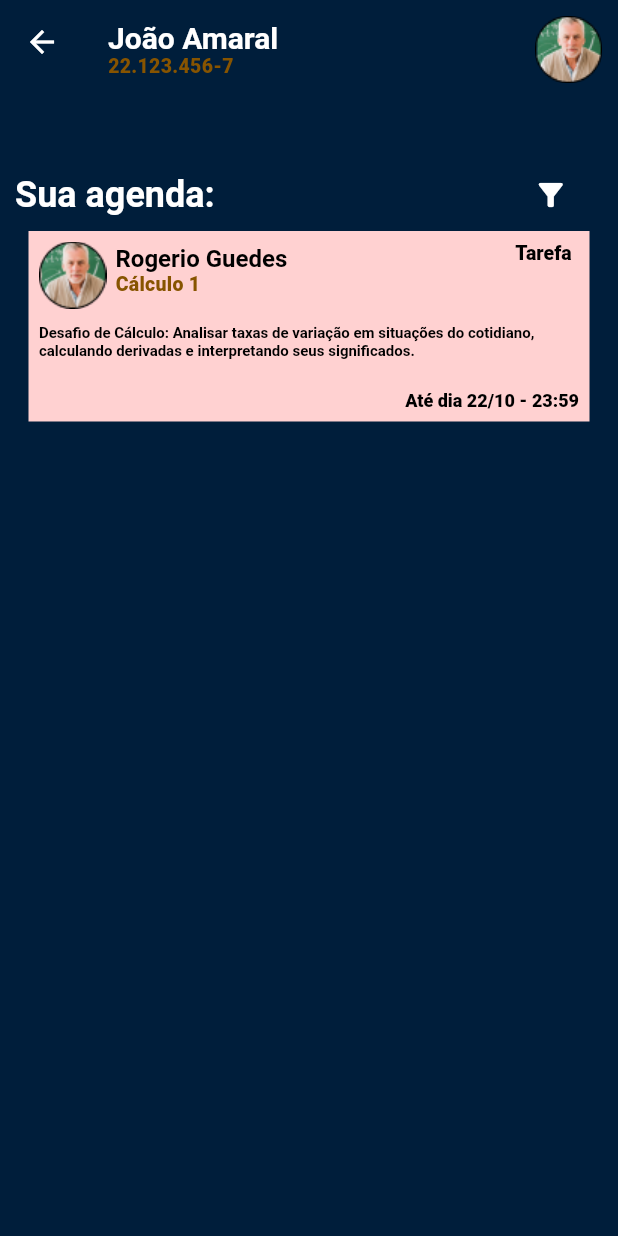
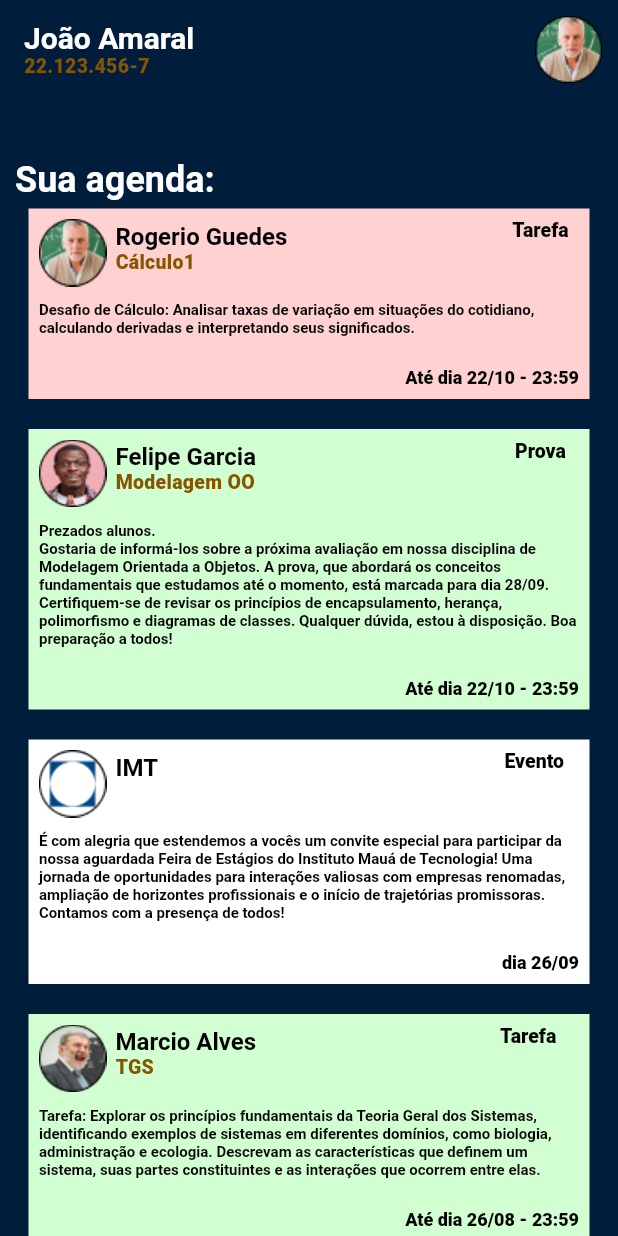
Before and after one commit to EnzoFavaro/Maua-Tasks, a Flutter app: the Home screen opened directly, on a phone screen of 412 x 824 dp. Run offline on Flutter 3.47's test engine with Material 2 defaults, Android fonts, the phone set to English and light mode, and no system bars; our stand-ins replace table_calendar; Roboto replaces fonts that are missing (Lato-Regular).

Commit message:
adicionando tasks
Signed-off-by: Iago Aurichio <iagoaurichio39@gmail.com>

```diff
--- a/lib/main.dart
+++ b/lib/main.dart
@@ -1,4 +1,5 @@
 import 'package:flutter/material.dart';
+import 'package:maua_tasks/pages/home.dart';
 import 'package:maua_tasks/pages/login.dart';
 import 'package:intl/date_symbol_data_local.dart';
 
@@ -12,7 +13,7 @@ class MyApp extends StatelessWidget {
   Widget build(BuildContext context) {
     return const MaterialApp(
       debugShowCheckedModeBanner: false,
-      home: Login(),
+      home: Home(),
     );
   }
 }
--- a/lib/pages/alerts.dart
+++ b/lib/pages/alerts.dart
@@ -45,7 +45,7 @@ class _AlertsState extends State<Alerts> {
         actions: <Widget>[
           Padding(
             padding: const EdgeInsets.only(right: 10, top: 10),
-            child: Image.asset('assets/images/teacherPhoto.png'),
+            child: Image.asset('assets/images/photoRogerio.png'),
           ),
         ],
       ),
--- a/lib/pages/calendar.dart
+++ b/lib/pages/calendar.dart
@@ -55,7 +55,7 @@ class _CalendarState extends State<Calendar> {
         actions: <Widget>[
           Padding(
             padding: const EdgeInsets.only(right: 10, top: 10),
-            child: Image.asset('assets/images/teacherPhoto.png'),
+            child: Image.asset('assets/images/photoRogerio.png'),
           ),
         ],
       ),
--- a/lib/pages/details.dart
+++ b/lib/pages/details.dart
@@ -51,7 +51,7 @@ class _DetailsState extends State<Details> {
         actions: <Widget>[
           Padding(
             padding: const EdgeInsets.only(right: 10, top: 10),
-            child: Image.asset('assets/images/teacherPhoto.png'),
+            child: Image.asset('assets/images/photoRogerio.png'),
           ),
         ],
       ),
--- a/lib/pages/home.dart
+++ b/lib/pages/home.dart
@@ -41,17 +41,17 @@ class Home extends StatelessWidget {
         actions: <Widget>[
           Padding(
             padding: const EdgeInsets.only(right: 10, top: 10),
-            child: Image.asset('assets/images/teacherPhoto.png'),
+            child: Image.asset('assets/images/photoRogerio.png'),
           ),
         ],
       ),
-      body: SingleChildScrollView(
+      body: const SingleChildScrollView(
       child: Column(
         children: [
            Row(
             children: [
-             const Padding(
-              padding: EdgeInsets.only(left: 10, top: 50),
+              Padding(
+              padding: EdgeInsets.only(left: 10, top: 50, bottom: 5),
               child: Text(
                 "Sua agenda:",
                 style: TextStyle(
@@ -60,24 +60,17 @@ class Home extends StatelessWidget {
                     fontFamily: 'Lato-Regular',
                     fontWeight: FontWeight.bold),
               )),
-              Padding(
-                padding: const EdgeInsets.only( left: 200, top: 50,),
-                child: IconButton(
-                icon: const Icon(Icons.filter_alt),
-                onPressed: () {},
-                color: Colors.white,
-          ))
             ]),
-          const CardTask("Rogerio Guedes", "Tarefa", "Desafio de Cálculo: Analisar taxas de variação em situações do cotidiano, calculando derivadas e interpretando seus significados.", "Até dia 22/10 - 23:59", Color(0xffFFD1D1)),
-          // const Padding(
-          //   padding: EdgeInsets.only(top: 20),
-          //   child: CardTask("Rogerio Guedes", "Tarefa", "É com alegria que estendemos a vocês um convite especial para participar da nossa aguardada Feira de Estágios do Instituto Mauá de Tecnologia! Uma jornada de oportunidades para interações valiosas com empresas renomadas, ampliação de horizontes profissionais e o início de trajetórias promissoras. Contamos com a presença de todos!", "Até dia 22/10 - 23:59", Color(0xffD2FFD1))),
-          //   const Padding(
-          //   padding: EdgeInsets.only(top: 20),
-          //   child: CardTask("Rogerio Guedes", "Tarefa", "É com alegria que estendemos a vocês um convite especial para participar da nossa aguardada Feira de Estágios do Instituto Mauá de Tecnologia! Uma jornada de oportunidades para interações valiosas com empresas renomadas, ampliação de horizontes profissionais e o início de trajetórias promissoras. Contamos com a presença de todos!", "Até dia 22/10 - 23:59", Color(0xffFFD1D1))),
-          //   const Padding(
-          //   padding: EdgeInsets.only(top: 20),
-          //   child: CardTask("Rogerio Guedes", "Tarefa", "É com alegria que estendemos a vocês um convite especial para participar da nossa aguardada Feira de Estágios do Instituto Mauá de Tecnologia! Uma jornada de oportunidades para interações valiosas com empresas renomadas, ampliação de horizontes profissionais e o início de trajetórias promissoras. Contamos com a presença de todos!", "Até dia 22/10 - 23:59", Color(0xffD2FFD1))),
+           CardTask("Rogerio Guedes", "Tarefa", "Desafio de Cálculo: Analisar taxas de variação em situações do cotidiano, calculando derivadas e interpretando seus significados.", "Até dia 22/10 - 23:59", Color(0xffFFD1D1), 'assets/images/photoRogerio.png', '\nCálculo1'),
+           Padding(
+            padding: EdgeInsets.only(top: 20),
+            child: CardTask("Felipe Garcia", "       Prova", "Prezados alunos.\nGostaria de informá-los sobre a próxima avaliação em nossa disciplina de Modelagem Orientada a Objetos. A prova, que abordará os conceitos fundamentais que estudamos até o momento, está marcada para dia 28/09. Certifiquem-se de revisar os princípios de encapsulamento, herança, polimorfismo e diagramas de classes. Qualquer dúvida, estou à disposição. Boa preparação a todos!", "Até dia 22/10 - 23:59", Color(0xffD2FFD1), 'assets/images/photoFelipe.png', '\nModelagem OO')),
+            Padding(
+            padding: EdgeInsets.only(top: 20),
+            child: CardTask("IMT", "                         Evento", "É com alegria que estendemos a vocês um convite especial para participar da nossa aguardada Feira de Estágios do Instituto Mauá de Tecnologia! Uma jornada de oportunidades para interações valiosas com empresas renomadas, ampliação de horizontes profissionais e o início de trajetórias promissoras. Contamos com a presença de todos!", "dia 26/09", Color(0xffFFFFFF), 'assets/images/logoimt.png', '')),
+            Padding(
+            padding: EdgeInsets.only(top: 20),
+            child: CardTask("Marcio Alves", "    Tarefa", "Tarefa: Explorar os princípios fundamentais da Teoria Geral dos Sistemas, identificando exemplos de sistemas em diferentes domínios, como biologia, administração e ecologia. Descrevam as características que definem um sistema, suas partes constituintes e as interações que ocorrem entre elas.", "Até dia 26/08 - 23:59", Color(0xffD2FFD1), 'assets/images/photoMarcio.png', '\nTGS')),
           //   const Padding(
           //   padding: EdgeInsets.only(top: 20),
           //   child: CardTask("Rogerio Guedes", "Tarefa", "É com alegria que estendemos a vocês um convite especial para participar da nossa aguardada Feira de Estágios do Instituto Mauá de Tecnologia! Uma jornada de oportunidades para interações valiosas com empresas renomadas, ampliação de horizontes profissionais e o início de trajetórias promissoras. Contamos com a presença de todos!", "Até dia 22/10 - 23:59", Color(0xffFFD1D1))),
--- a/lib/pages/settings.dart
+++ b/lib/pages/settings.dart
@@ -48,7 +48,7 @@ class _SettingsState extends State<Settings> {
         actions: <Widget>[
           Padding(
             padding: const EdgeInsets.only(right: 10, top: 10),
-            child: Image.asset('assets/images/teacherPhoto.png'),
+            child: Image.asset('assets/images/photoRogerio.png'),
           ),
         ],
       ),
--- a/lib/widgets/task.dart
+++ b/lib/widgets/task.dart
@@ -9,33 +9,32 @@ class CardTask extends StatelessWidget {
   final String description;
   final String date;
   final Color cor;
+  final String photo;
+  final String discipline;
 
   // static const expired = Color(0xffFFD1D1);
   // static const concluded = Color(0xffD2FFD1);
 
-  const CardTask(
-      this.nameTeacher, this.task, this.description, this.date, this.cor,
+  const CardTask(this.nameTeacher, this.task, this.description, this.date,
+      this.cor, this.photo, this.discipline,
       {super.key});
   @override
   Widget build(BuildContext context) {
     return GestureDetector(
-        onTap: (){
-          Navigator.push(
-            context,
-            MaterialPageRoute(builder:(context) => const Details())
-          );
+        onTap: () {
+          Navigator.push(context,
+              MaterialPageRoute(builder: (context) => const Details()));
         },
         child: Container(
           color: cor,
           width: 374,
           constraints: const BoxConstraints(minHeight: 100),
           padding: const EdgeInsets.all(7.0),
-            child: Column(
-              children: [
+          child: Column(children: [
             Row(
               crossAxisAlignment: CrossAxisAlignment.start,
               children: [
-                    Image.asset('assets/images/teacherPhoto.png'),
+                Image.asset(photo),
                 Padding(
                   padding: const EdgeInsets.only(left: 6.0, top: 2.0),
                   child: Text.rich(
@@ -48,10 +47,10 @@ class CardTask extends StatelessWidget {
                         fontSize: 16.0,
                         decoration: TextDecoration.none,
                       ),
-                          children: const <InlineSpan>[
+                      children: <InlineSpan>[
                         TextSpan(
-                              text: '\nCálculo 1',
-                              style: TextStyle(
+                          text: discipline,
+                          style: const TextStyle(
                             fontFamily: 'Lato-Regular',
                             fontWeight: FontWeight.w800,
                             letterSpacing: 0.2,
@@ -65,7 +64,7 @@ class CardTask extends StatelessWidget {
                   ),
                 ),
                 Padding(
-                      padding: const EdgeInsets.only(left: 152.0),
+                  padding: const EdgeInsets.only(left: 150),
                   child: Text(
                     task,
                     style: const TextStyle(
@@ -110,9 +109,7 @@ class CardTask extends StatelessWidget {
                 ],
               ),
             ),
-              ],
-            ),
-          ),
-      );
+          ]),
+        ));
   }
 }
--- a/lib/widgets/task_details.dart
+++ b/lib/widgets/task_details.dart
@@ -26,7 +26,7 @@ class TaskDetails extends StatelessWidget {
             Row(
               crossAxisAlignment: CrossAxisAlignment.start,
               children: [
-                Image.asset('assets/images/teacherPhoto.png'),
+                Image.asset('assets/images/photoRogerio.png'),
                 Padding(
                   padding: const EdgeInsets.only(left: 6.0, top: 2.0),
                   child: Text.rich(
--- a/pubspec.yaml
+++ b/pubspec.yaml
@@ -89,7 +89,6 @@ flutter:
   # For details regarding fonts from package dependencies,
   # see https://flutter.dev/custom-fonts/#from-packages
   assets:
-    - assets/images/teacherPhoto.png
     - assets/fonts/
     - assets/images/exclamationImage.png
     - assets/images/arrowImage.png
@@ -99,3 +98,7 @@ flutter:
     - assets/images/githubIcon.png
     - assets/images/preview.png
     - assets/images/profilePhoto.png
+    - assets/images/photoRogerio.png
+    - assets/images/photoFelipe.png
+    - assets/images/logoimt.png
+    - assets/images/photoMarcio.png
```
Also changed, not shown: assets/images/logoimt.png (added), assets/images/photoFelipe.png (added), assets/images/photoMarcio.png (added), assets/images/photoRogerio.png (renamed from assets/images/teacherPhoto.png). Lines whose indentation alone changed are shown as unchanged.
